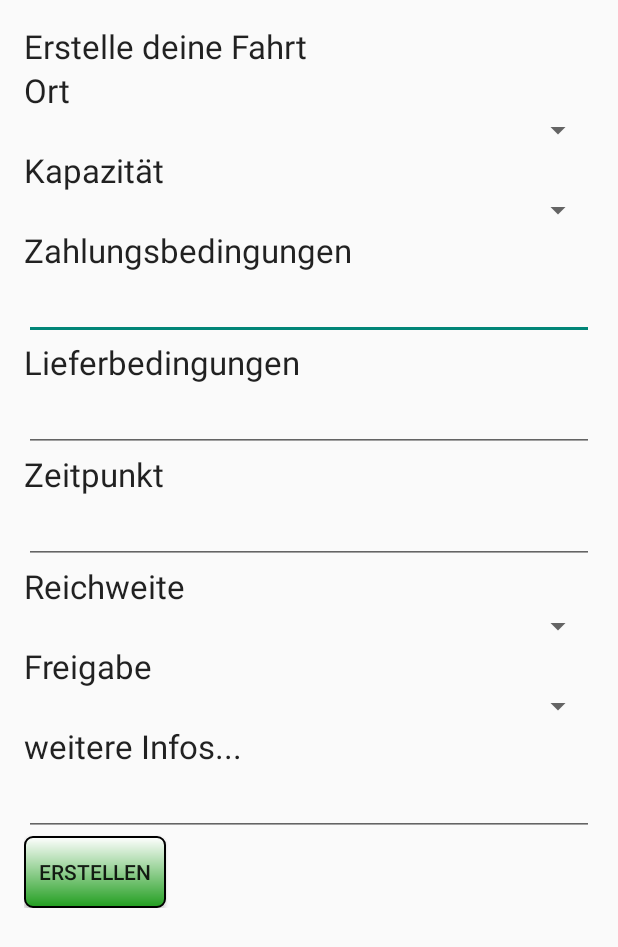
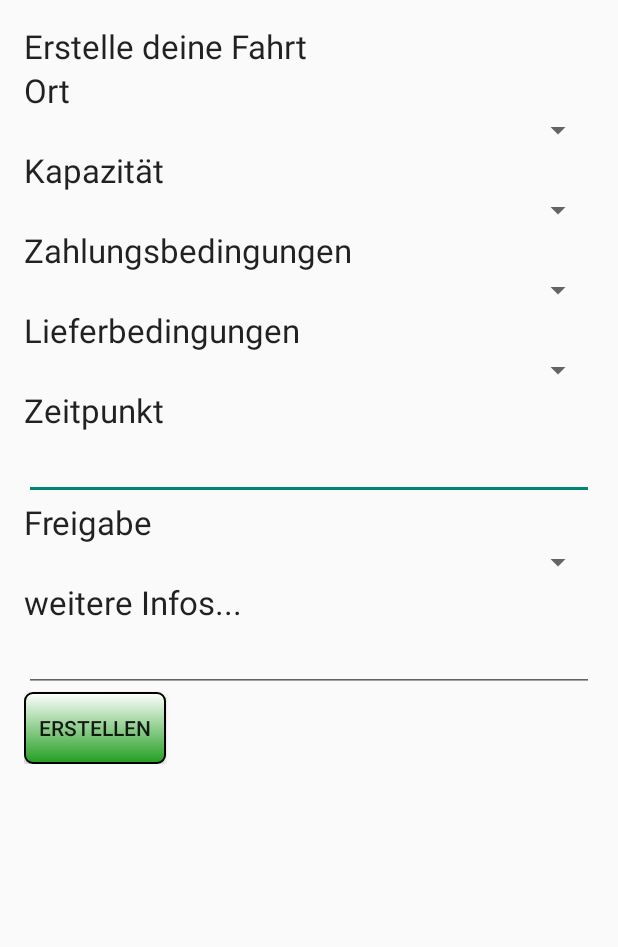
Before and after one commit to tetee/ShelpApp, an Android app: the layout activity_create_activity.xml on its own in the app's theme, with its tools: preview values and no code run, on a phone screen of 412 x 824 dp. Shown: the top 947 px of the screen. Run offline under Robolectric (Android 15) with nearby library versions, the phone set to English and light mode, and no system bars.

Commit message:
FillSpinnerWithEnum

```diff
--- a/app/src/main/java/de/fh_muenster/shelpapp/ShelpApp/PaymentCondition.java
+++ b/app/src/main/java/de/fh_muenster/shelpapp/ShelpApp/PaymentCondition.java
@@ -3,5 +3,6 @@ package de.fh_muenster.shelpapp.ShelpApp;
 /**
  * Created by user on 12.05.15.
  */
-public class PaymentCondition {
+public enum PaymentCondition {
+    BAR
 }
--- a/app/src/main/java/de/fh_muenster/shelpapp/ShelpAppAndroid/ShelpAppApplication.java
+++ b/app/src/main/java/de/fh_muenster/shelpapp/ShelpAppAndroid/ShelpAppApplication.java
@@ -23,7 +23,9 @@ public class ShelpAppApplication extends Application {
 
     public void setUser(User user) {this.user = user; }
 
-    //public Tour newTour() {return null;}
+    public Tour getTour() {return this.tour;}
+
+    public void setTour(Tour tour) {this.tour = tour;}
 
     public ShelpAppService getShelpAppService() {return this.shelpAppService; }
 
--- a/app/src/main/java/de/fh_muenster/shelpapp/ShelpAppAndroid/ShelpAppServiceImplMock.java
+++ b/app/src/main/java/de/fh_muenster/shelpapp/ShelpAppAndroid/ShelpAppServiceImplMock.java
@@ -20,6 +20,7 @@ import de.fh_muenster.shelpapp.ShelpApp.User;
 public class ShelpAppServiceImplMock implements ShelpAppService {
 
     private User user;
+    private Tour tour;
 
     public ShelpAppServiceImplMock() {}
 
@@ -35,7 +36,10 @@ public class ShelpAppServiceImplMock implements ShelpAppService {
 
     @Override
     public Tour newTour(long id, User owner,ApprovalStatus approval, Location location,Capacity capacity, PaymentCondition payCondition, DeliveryCondition delCondition, Calendar date) throws InvalidTourException{
-        return null;
+        Location loc = new Location(12345, "Münster", "48149");
+        tour = new Tour(1234, this.user, ApprovalStatus.ALL, loc, Capacity.LARGE_TRUNK, PaymentCondition.BAR, DeliveryCondition.BRING, Calendar.getInstance());
+        return this.tour;
+
     }
 
 
--- a/app/src/main/res/layout/activity_create_activity.xml
+++ b/app/src/main/res/layout/activity_create_activity.xml
@@ -65,8 +65,8 @@
         android:layout_alignParentStart="true"
         android:layout_below="@+id/capacitySpinner"/>
 
-    <EditText
-        android:id="@+id/paymentText"
+        <Spinner
+            android:id="@+id/paySpinner"
             android:layout_width="match_parent"
             android:layout_height="wrap_content"
             android:layout_alignParentLeft="true"
@@ -80,10 +80,10 @@
         android:id="@+id/deliveryTerms"
         android:layout_alignParentLeft="true"
         android:layout_alignParentStart="true"
-        android:layout_below="@+id/paymentText"/>
+        android:layout_below="@+id/paySpinner"/>
 
-    <EditText
-        android:id="@+id/deliveryText"
+        <Spinner
+            android:id="@+id/delSpinner"
             android:layout_width="match_parent"
             android:layout_height="wrap_content"
             android:layout_alignParentLeft="true"
@@ -97,24 +97,17 @@
         android:id="@+id/date"
         android:layout_alignParentLeft="true"
         android:layout_alignParentStart="true"
-        android:layout_below="@+id/deliveryText"/>
+        android:layout_below="@+id/delSpinner"/>
 
-    <TextView android:text="@string/range"
-        android:textAppearance="?android:attr/textAppearanceLarge"
+        <EditText
             android:layout_width="match_parent"
             android:layout_height="wrap_content"
-        android:id="@+id/range"
+            android:inputType="date"
+            android:ems="10"
+            android:id="@+id/dateCreate"
             android:layout_alignParentLeft="true"
             android:layout_alignParentStart="true"
-        android:layout_below="@+id/dateCreate" />
-
-    <Spinner
-        android:id="@+id/rangeSpinner"
-        android:layout_width="match_parent"
-        android:layout_height="wrap_content"
-        android:layout_alignParentLeft="true"
-        android:layout_alignParentStart="true"
-        android:layout_below="@+id/range" />
+            android:layout_below="@id/date"/>
 
     <TextView android:text="@string/enabling"
         android:textAppearance="?android:attr/textAppearanceLarge"
@@ -123,7 +116,7 @@
         android:id="@+id/enabling"
         android:layout_alignParentLeft="true"
         android:layout_alignParentStart="true"
-        android:layout_below="@+id/rangeSpinner"/>
+        android:layout_below="@+id/dateCreate"/>
 
     <Spinner
         android:id="@+id/enablingSpinner"
@@ -163,16 +156,5 @@
         android:onClick="createTour"
         android:background="@drawable/button"/>
 
-        <EditText
-            android:layout_width="match_parent"
-            android:layout_height="wrap_content"
-            android:inputType="date"
-            android:ems="10"
-            android:id="@+id/dateCreate"
-            android:layout_alignParentLeft="true"
-            android:layout_alignParentStart="true"
-            android:layout_below="@id/date"/>
-
-
     </RelativeLayout>
     </ScrollView>
```
Also changed, not shown: app/src/main/java/de/fh_muenster/shelpapp/ShelpApp/Location.java (+10 -0 lines), app/src/main/java/de/fh_muenster/shelpapp/ShelpAppAndroid/ShelpAppServiceImpl.java (+16 -0 lines), app/src/main/java/de/fh_muenster/shelpapp/ShelpAppAndroid/create_activity.java (+51 -30 lines), app/src/main/res/mipmap-hdpi/logo.jpg, app/src/main/res/mipmap-mdpi/logo.jpg, app/src/main/res/mipmap-xhdpi/logo.jpg, app/src/main/res/mipmap-xxhdpi/logo.jpg. Lines whose indentation alone changed are shown as unchanged.
